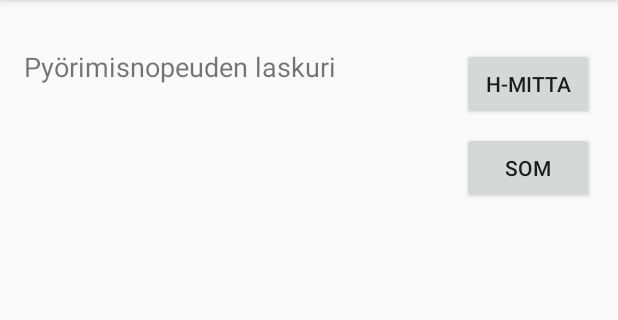
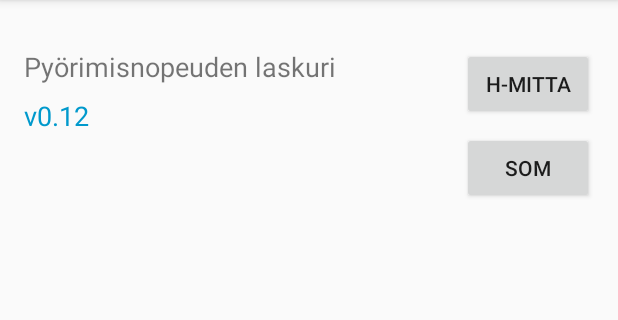
Before and after one commit to jjepaah/KoneistajanLaskuri, an Android app: the screen it shows after launch (MainActivity), on a phone screen of 412 x 824 dp, the part 84-404 px from its top. Run offline under Robolectric (Android 15) with nearby library versions, the phone set to English and light mode, and no system bars.

Commit message:
Versionumeroa klikkaamalla pääsee tarkistamaan githubista viimeisimmän version

```diff
--- a/app/build.gradle
+++ b/app/build.gradle
@@ -7,9 +7,9 @@ android {
         applicationId "com.example.koneistajanlaskuri"
         minSdkVersion 21
         targetSdkVersion 29
-        versionCode 2
+        versionCode 3
         testInstrumentationRunner "androidx.test.runner.AndroidJUnitRunner"
-        versionName = '0.11'
+        versionName = '0.12'
     }
     buildTypes {
         release {
--- a/app/src/main/java/com/example/koneistajanlaskuri/MainActivity.java
+++ b/app/src/main/java/com/example/koneistajanlaskuri/MainActivity.java
@@ -3,14 +3,13 @@ package com.example.koneistajanlaskuri;
 import androidx.appcompat.app.AppCompatActivity;
 
 import android.content.Intent;
+import android.net.Uri;
 import android.os.Bundle;
 import android.view.View;
 import android.widget.EditText;
 import android.widget.TextView;
 
 import java.text.DecimalFormat;
-
-import static java.lang.String.format;
 
 public class MainActivity extends AppCompatActivity {
 
@@ -20,6 +19,11 @@ public class MainActivity extends AppCompatActivity {
     protected void onCreate(Bundle savedInstanceState) {
         super.onCreate(savedInstanceState);
         setContentView(R.layout.activity_main);
+
+        //Shows version number on app
+        TextView versionNbr = findViewById(R.id.versionNbr);
+        String verName = BuildConfig.VERSION_NAME;
+        versionNbr.setText("v" + verName);
     }
 
     public void laskeNopeus(View view) {
@@ -41,4 +45,14 @@ public class MainActivity extends AppCompatActivity {
         Intent intent = new Intent(this, planeettaTunnistus.class);
         startActivity(intent);
     }
+
+    public void github(View view) {
+        goToUrl("https://github.com/jjepaah/KoneistajanLaskuri/releases");
+    }
+
+    public void goToUrl(String url) {
+        Uri uriUrl = Uri.parse(url);
+        Intent launchBrowser = new Intent(Intent.ACTION_VIEW, uriUrl);
+        startActivity(launchBrowser);
+    }
 }
--- a/app/src/main/res/layout/activity_main.xml
+++ b/app/src/main/res/layout/activity_main.xml
@@ -80,4 +80,18 @@
         app:layout_constraintEnd_toEndOf="parent"
         app:layout_constraintTop_toBottomOf="@+id/button3" />
 
+    <TextView
+        android:id="@+id/versionNbr"
+        android:layout_width="wrap_content"
+        android:layout_height="wrap_content"
+        android:layout_marginStart="16dp"
+        android:layout_marginTop="8dp"
+        android:clickable="true"
+        android:onClick="github"
+        android:text="version"
+        android:textColor="@android:color/holo_blue_dark"
+        android:textSize="18sp"
+        app:layout_constraintStart_toStartOf="parent"
+        app:layout_constraintTop_toBottomOf="@+id/textView2" />
+
 </androidx.constraintlayout.widget.ConstraintLayout>
```
